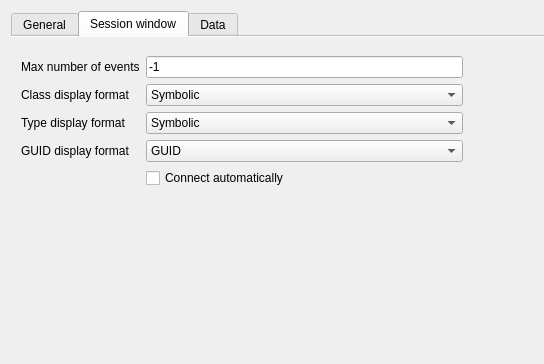
This is src/cdlgmainsettings.ui in grodansparadis/vscp-works-qt as Qt 5 draws it before an edit; both pictures show x 0 to 544 and y 0 to 364 of the 772 by 474 pixel window. The edited form follows.
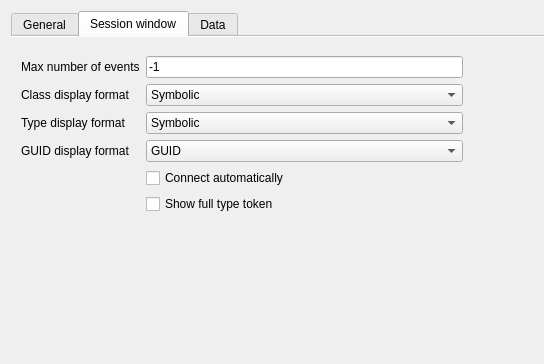
This is the edited form.

The edit to the form file:
```diff
--- a/src/cdlgmainsettings.ui
+++ b/src/cdlgmainsettings.ui
@@ -317,7 +317,7 @@
           </property>
          </widget>
         </item>
-        <item row="6" column="1">
+        <item row="7" column="1">
          <spacer name="verticalSpacer">
           <property name="orientation">
            <enum>Qt::Vertical</enum>
@@ -330,6 +330,16 @@
           </property>
          </spacer>
         </item>
+        <item row="6" column="1">
+         <widget class="QCheckBox" name="chkShowFullToken">
+          <property name="toolTip">
+           <string>&lt;html&gt;&lt;head/&gt;&lt;body&gt;&lt;p&gt;Show full type token (&amp;quot;VSCP_TYPE_&amp;quot; is not removed from front of token)&lt;/p&gt;&lt;/body&gt;&lt;/html&gt;</string>
+          </property>
+          <property name="text">
+           <string>Show full type token</string>
+          </property>
+         </widget>
+        </item>
        </layout>
       </widget>
      </widget>
```
